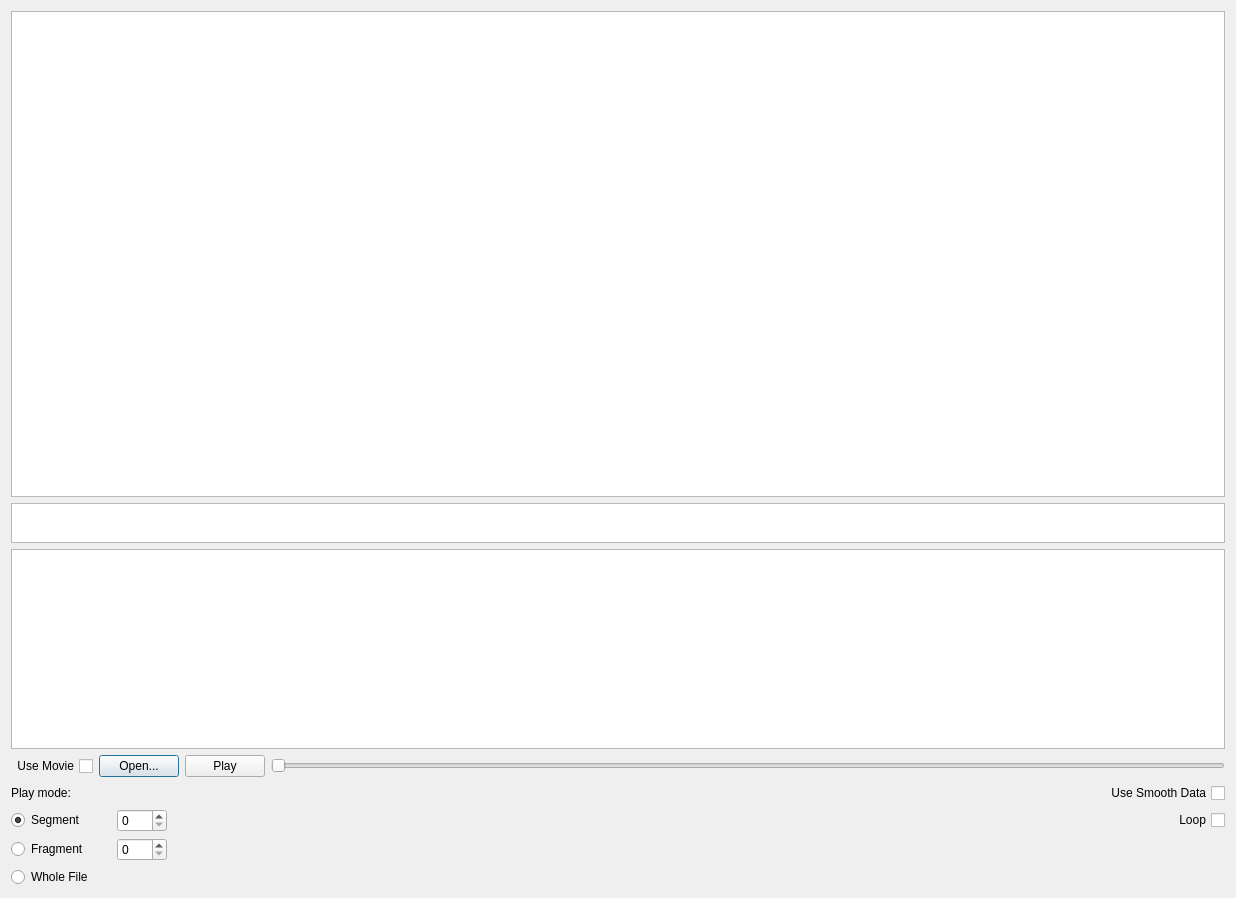
Before: the Qt Designer form DialogVideoPlayer.ui in jamesalvarez/grafix-coder, drawn with Qt 5.
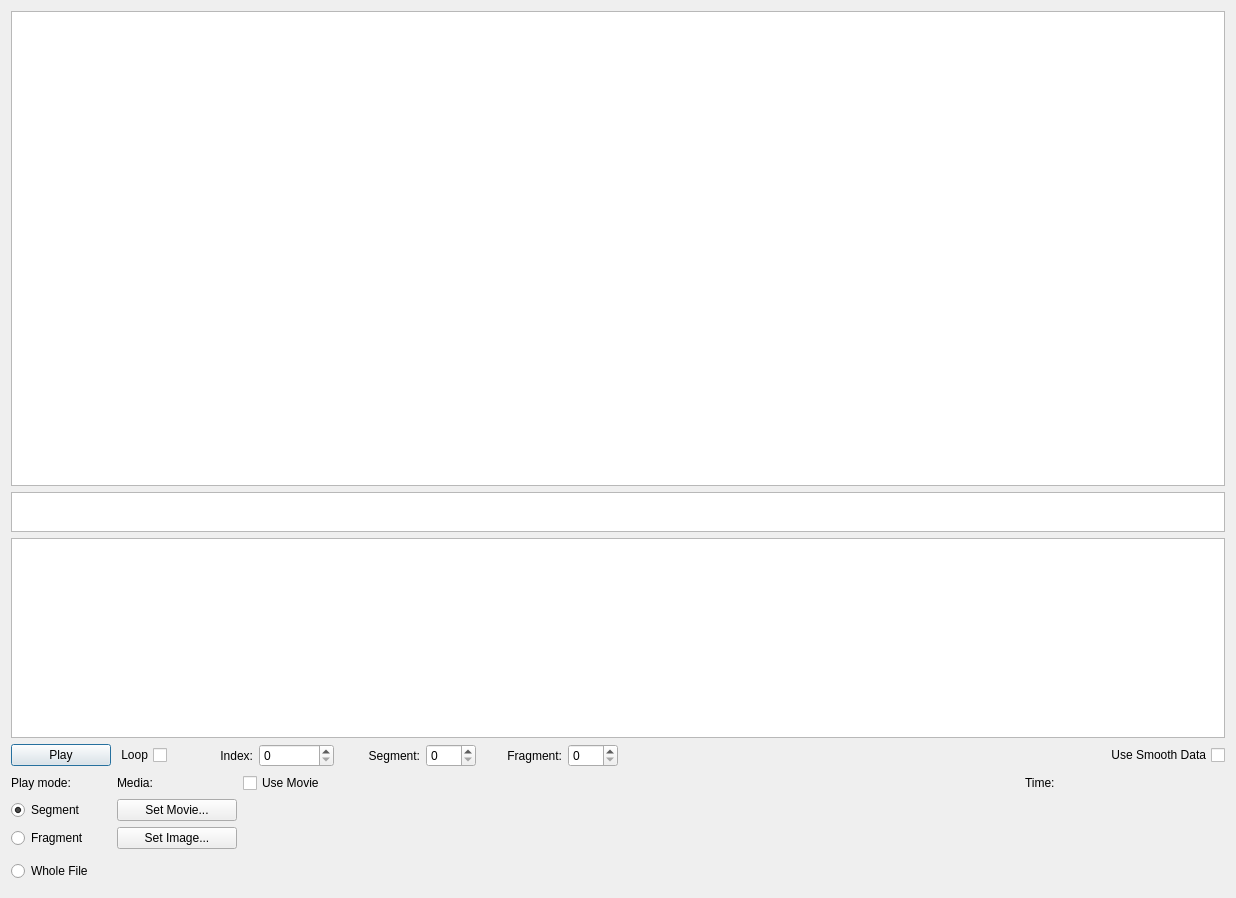
After: the same form once the commit is applied.

Commit message: everything working apart from saving images / movie to settings

```diff
--- a/DialogVideoPlayer.ui
+++ b/DialogVideoPlayer.ui
@@ -57,82 +57,27 @@
    </item>
    <item>
     <layout class="QHBoxLayout" name="horizontalLayout">
-     <item>
-      <widget class="QCheckBox" name="checkBoxMovie">
-       <property name="layoutDirection">
-        <enum>Qt::RightToLeft</enum>
-       </property>
-       <property name="text">
-        <string>Use Movie</string>
-       </property>
-      </widget>
-     </item>
-     <item>
-      <widget class="QPushButton" name="buttonOpen">
-       <property name="text">
-        <string>Open...</string>
-       </property>
-      </widget>
-     </item>
      <item>
       <widget class="QPushButton" name="buttonPlay">
+       <property name="maximumSize">
+        <size>
+         <width>100</width>
+         <height>16777215</height>
+        </size>
+       </property>
        <property name="text">
         <string>Play</string>
        </property>
       </widget>
      </item>
      <item>
-      <widget class="QSlider" name="sliderPosition">
-       <property name="orientation">
-        <enum>Qt::Horizontal</enum>
-       </property>
-      </widget>
-     </item>
-    </layout>
-   </item>
-   <item>
-    <layout class="QGridLayout" name="gridLayout_2">
-     <item row="2" column="1">
-      <widget class="QSpinBox" name="spinBoxFragment">
-       <property name="maximumSize">
-        <size>
-         <width>50</width>
-         <height>16777215</height>
-        </size>
-       </property>
-       <property name="maximum">
-        <number>99999</number>
-       </property>
-      </widget>
-     </item>
-     <item row="1" column="1">
-      <widget class="QSpinBox" name="spinBoxSegment">
-       <property name="maximumSize">
-        <size>
-         <width>50</width>
-         <height>16777215</height>
-        </size>
-       </property>
-       <property name="maximum">
-        <number>99999</number>
-       </property>
-      </widget>
-     </item>
-     <item row="2" column="0">
-      <widget class="QRadioButton" name="rbFragment">
-       <property name="maximumSize">
-        <size>
-         <width>100</width>
-         <height>16777215</height>
-        </size>
-       </property>
-       <property name="text">
-        <string>Fragment</string>
-       </property>
-      </widget>
-     </item>
-     <item row="1" column="5">
       <widget class="QCheckBox" name="checkBoxLoop">
+       <property name="maximumSize">
+        <size>
+         <width>50</width>
+         <height>16777215</height>
+        </size>
+       </property>
        <property name="layoutDirection">
         <enum>Qt::RightToLeft</enum>
        </property>
@@ -141,7 +86,94 @@
        </property>
       </widget>
      </item>
-     <item row="0" column="5">
+     <item>
+      <widget class="QLabel" name="labelIndex">
+       <property name="maximumSize">
+        <size>
+         <width>80</width>
+         <height>16777215</height>
+        </size>
+       </property>
+       <property name="text">
+        <string>Index:</string>
+       </property>
+       <property name="alignment">
+        <set>Qt::AlignRight|Qt::AlignTrailing|Qt::AlignVCenter</set>
+       </property>
+      </widget>
+     </item>
+     <item>
+      <widget class="QSpinBox" name="spinBoxIndex">
+       <property name="maximumSize">
+        <size>
+         <width>75</width>
+         <height>16777215</height>
+        </size>
+       </property>
+       <property name="maximum">
+        <number>99999999</number>
+       </property>
+      </widget>
+     </item>
+     <item>
+      <widget class="QLabel" name="label_3">
+       <property name="maximumSize">
+        <size>
+         <width>80</width>
+         <height>16777215</height>
+        </size>
+       </property>
+       <property name="text">
+        <string>Segment:</string>
+       </property>
+       <property name="alignment">
+        <set>Qt::AlignRight|Qt::AlignTrailing|Qt::AlignVCenter</set>
+       </property>
+      </widget>
+     </item>
+     <item>
+      <widget class="QSpinBox" name="spinBoxSegment">
+       <property name="maximumSize">
+        <size>
+         <width>50</width>
+         <height>16777215</height>
+        </size>
+       </property>
+       <property name="maximum">
+        <number>99999</number>
+       </property>
+      </widget>
+     </item>
+     <item>
+      <widget class="QLabel" name="label_4">
+       <property name="maximumSize">
+        <size>
+         <width>80</width>
+         <height>16777215</height>
+        </size>
+       </property>
+       <property name="text">
+        <string>Fragment:</string>
+       </property>
+       <property name="alignment">
+        <set>Qt::AlignRight|Qt::AlignTrailing|Qt::AlignVCenter</set>
+       </property>
+      </widget>
+     </item>
+     <item>
+      <widget class="QSpinBox" name="spinBoxFragment">
+       <property name="maximumSize">
+        <size>
+         <width>50</width>
+         <height>16777215</height>
+        </size>
+       </property>
+       <property name="maximum">
+        <number>99999</number>
+       </property>
+      </widget>
+     </item>
+     <item>
       <widget class="QCheckBox" name="checkBoxSmooth">
        <property name="layoutDirection">
         <enum>Qt::RightToLeft</enum>
@@ -151,6 +183,32 @@
        </property>
       </widget>
      </item>
+    </layout>
+   </item>
+   <item>
+    <layout class="QHBoxLayout" name="horizontalLayout_2">
+     <item>
+      <layout class="QGridLayout" name="gridLayout_2">
+       <item row="0" column="3">
+        <widget class="QLabel" name="label_2">
+         <property name="text">
+          <string>Media:</string>
+         </property>
+        </widget>
+       </item>
+       <item row="2" column="0">
+        <widget class="QRadioButton" name="rbFragment">
+         <property name="maximumSize">
+          <size>
+           <width>100</width>
+           <height>16777215</height>
+          </size>
+         </property>
+         <property name="text">
+          <string>Fragment</string>
+         </property>
+        </widget>
+       </item>
      <item row="0" column="0">
       <widget class="QLabel" name="label">
        <property name="text">
@@ -160,6 +218,12 @@
      </item>
      <item row="3" column="0">
       <widget class="QRadioButton" name="rbWholeFile">
+         <property name="minimumSize">
+          <size>
+           <width>0</width>
+           <height>32</height>
+          </size>
+         </property>
        <property name="maximumSize">
         <size>
          <width>100</width>
@@ -186,6 +250,57 @@
         <bool>true</bool>
        </property>
       </widget>
+       </item>
+       <item row="2" column="3">
+        <widget class="QPushButton" name="buttonImage">
+         <property name="maximumSize">
+          <size>
+           <width>120</width>
+           <height>16777215</height>
+          </size>
+         </property>
+         <property name="text">
+          <string>Set Image...</string>
+         </property>
+        </widget>
+       </item>
+       <item row="1" column="3">
+        <widget class="QPushButton" name="buttonOpen">
+         <property name="maximumSize">
+          <size>
+           <width>120</width>
+           <height>16777215</height>
+          </size>
+         </property>
+         <property name="text">
+          <string>Set Movie...</string>
+         </property>
+        </widget>
+       </item>
+       <item row="0" column="4">
+        <widget class="QCheckBox" name="checkBoxMovie">
+         <property name="layoutDirection">
+          <enum>Qt::LeftToRight</enum>
+         </property>
+         <property name="text">
+          <string>Use Movie</string>
+         </property>
+        </widget>
+       </item>
+       <item row="0" column="5">
+        <widget class="QLabel" name="labelTime">
+         <property name="maximumSize">
+          <size>
+           <width>200</width>
+           <height>16777215</height>
+          </size>
+         </property>
+         <property name="text">
+          <string>Time:</string>
+         </property>
+        </widget>
+       </item>
+      </layout>
      </item>
     </layout>
    </item>
```
Lines whose indentation alone changed are shown as unchanged. The commit also changes 2 other files.
